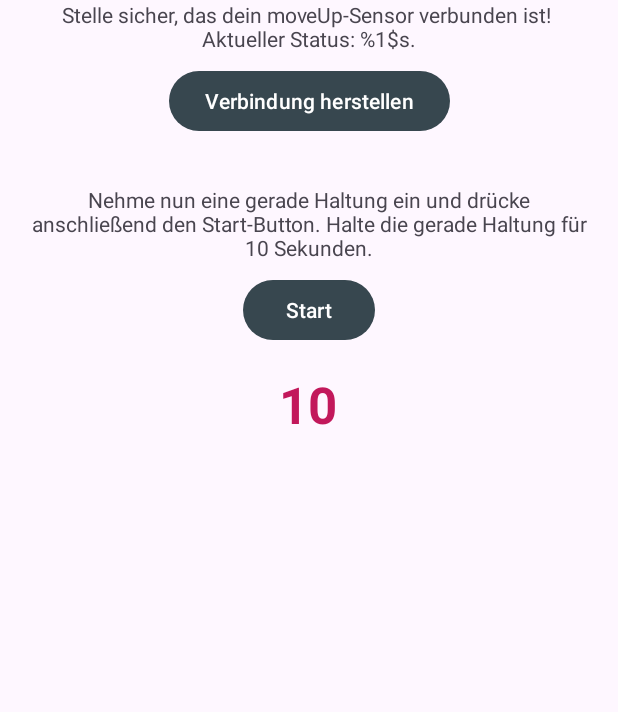
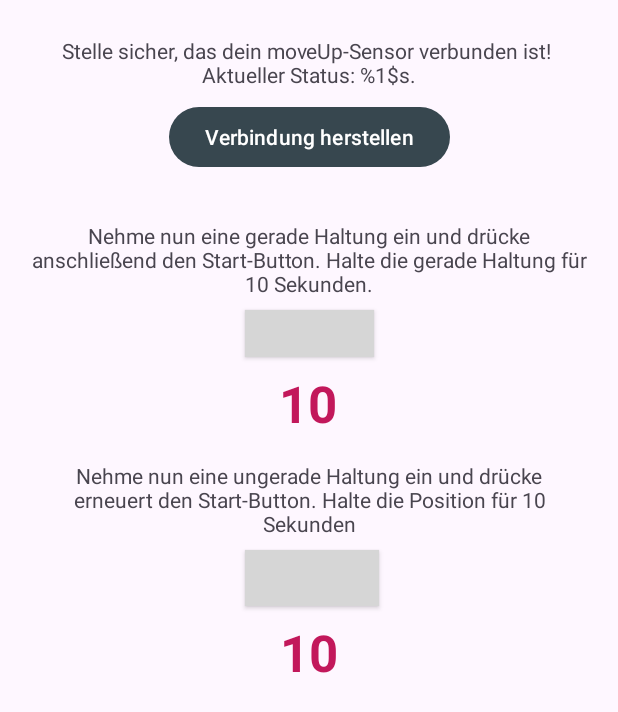
Before and after one commit to AnnemarieKayser/MoveUpAppCode, an Android app: the layout fragment_config.xml on its own in the app's theme, with its tools: preview values and no code run, on a phone screen of 412 x 824 dp. Shown: the top 712 px of the screen. Run offline under Robolectric (Android 15) with nearby library versions, the phone set to English and light mode, and no system bars; grey boxes are pictures that could not be loaded.

Commit message:
Erweiterungen des Konfigurations-Modus

```diff
--- a/app/src/main/java/com/example/moveup/BasicViewModel.kt
+++ b/app/src/main/java/com/example/moveup/BasicViewModel.kt
@@ -37,9 +37,9 @@ class BasicViewModel : ViewModel() {
         _deviceAddress.value = address
     }
 
-    fun addDevice(termin: String) {
-        if (!(_discoveredDevices.value?.contains(termin) ?: true)) {
-            _discoveredDevices.value?.add(termin)
+    fun addDevice(device: String) {
+        if (!(_discoveredDevices.value?.contains(device) ?: true)) {
+            _discoveredDevices.value?.add(device)
             _discoveredDevices.notifyObserver()
         }
     }
--- a/app/src/main/res/layout/fragment_config.xml
+++ b/app/src/main/res/layout/fragment_config.xml
@@ -11,7 +11,7 @@
         android:id="@+id/textViewCountdown"
         android:layout_width="wrap_content"
         android:layout_height="wrap_content"
-        android:layout_marginTop="16dp"
+        android:layout_marginTop="8dp"
         android:text="@string/tv_countdown"
         android:textColor="#C2185B"
         android:textSize="34sp"
@@ -36,15 +36,16 @@
         android:id="@+id/textViewStatusBLE"
         android:layout_width="wrap_content"
         android:layout_height="wrap_content"
+        android:layout_marginTop="24dp"
         android:text="@string/tv_status_ble"
         android:textAlignment="center"
         app:layout_constraintEnd_toEndOf="parent"
         app:layout_constraintHorizontal_bias="0.5"
         app:layout_constraintStart_toStartOf="parent"
-        tools:layout_editor_absoluteY="43dp" />
+        app:layout_constraintTop_toTopOf="parent" />
 
     <TextView
-        android:id="@+id/textViewStart"
+        android:id="@+id/textViewConfig1"
         android:layout_width="378dp"
         android:layout_height="wrap_content"
         android:layout_marginTop="32dp"
@@ -55,14 +56,54 @@
         app:layout_constraintStart_toStartOf="parent"
         app:layout_constraintTop_toBottomOf="@+id/buttonConnectSensor" />
 
-    <Button
+    <android.widget.Button
         android:id="@+id/buttonStart"
+        android:layout_width="86dp"
+        android:layout_height="31dp"
+        android:layout_marginTop="8dp"
+        android:background="@drawable/custom_button"
+        android:text="@string/btn_start"
+        android:textColor="@color/white"
+        app:layout_constraintEnd_toEndOf="parent"
+        app:layout_constraintHorizontal_bias="0.5"
+        app:layout_constraintStart_toStartOf="parent"
+        app:layout_constraintTop_toBottomOf="@+id/textViewConfig1" />
+
+    <TextView
+        android:id="@+id/textViewConfig2"
+        android:layout_width="355dp"
+        android:layout_height="wrap_content"
+        android:layout_marginTop="16dp"
+        android:text="@string/tv_config2"
+        android:textAlignment="center"
+        app:layout_constraintEnd_toEndOf="parent"
+        app:layout_constraintStart_toStartOf="parent"
+        app:layout_constraintTop_toBottomOf="@+id/textViewCountdown" />
+
+    <android.widget.Button
+        android:id="@+id/buttonStart2"
+        android:layout_width="89dp"
+        android:layout_height="37dp"
+        android:layout_marginTop="8dp"
+        android:background="@drawable/custom_button"
+        android:text="@string/btn_start"
+        android:textColor="@color/white"
+        app:layout_constraintEnd_toEndOf="parent"
+        app:layout_constraintHorizontal_bias="0.506"
+        app:layout_constraintStart_toStartOf="parent"
+        app:layout_constraintTop_toBottomOf="@+id/textViewConfig2" />
+
+    <TextView
+        android:id="@+id/textViewCountdown2"
         android:layout_width="wrap_content"
         android:layout_height="wrap_content"
         android:layout_marginTop="8dp"
-        android:text="@string/btn_start"
+        android:text="@string/tv_countdown"
+        android:textColor="#C2185B"
+        android:textSize="34sp"
+        android:textStyle="bold"
         app:layout_constraintEnd_toEndOf="parent"
         app:layout_constraintHorizontal_bias="0.5"
         app:layout_constraintStart_toStartOf="parent"
-        app:layout_constraintTop_toBottomOf="@+id/textViewStart" />
+        app:layout_constraintTop_toBottomOf="@+id/buttonStart2" />
 </androidx.constraintlayout.widget.ConstraintLayout>
--- a/app/src/main/res/values/strings.xml
+++ b/app/src/main/res/values/strings.xml
@@ -83,5 +83,8 @@
     <string name="tv_start">Nehme nun eine gerade Haltung ein und drücke anschließend den Start-Button. Halte die gerade Haltung für 10 Sekunden.</string>
     <string name="btn_start">Start</string>
     <string name="tv_countdown">10</string>
+    <string name="tv_config2">Nehme nun eine ungerade Haltung ein und drücke erneuert den Start-Button. Halte die Position für 10 Sekunden</string>
+    <string name="btn_start_sensor">Starte die Messung!</string>
+    <string name="btn_stop_sensor">Beende die Messung</string>
 
 </resources>
```
Also changed, not shown: app/src/main/java/com/example/moveup/ConfigFragment.kt (+55 -3 lines), app/src/main/java/com/example/moveup/HomeFragment.kt (+24 -0 lines), app/src/main/res/layout/fragment_home.xml (+20 -1 lines).
